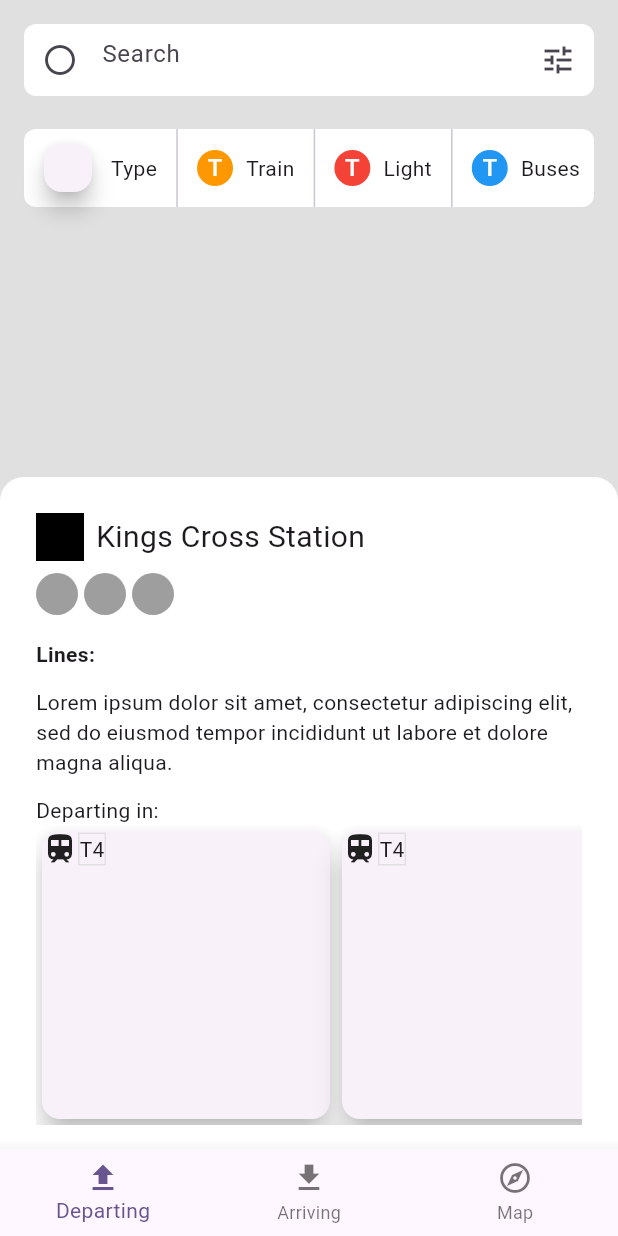
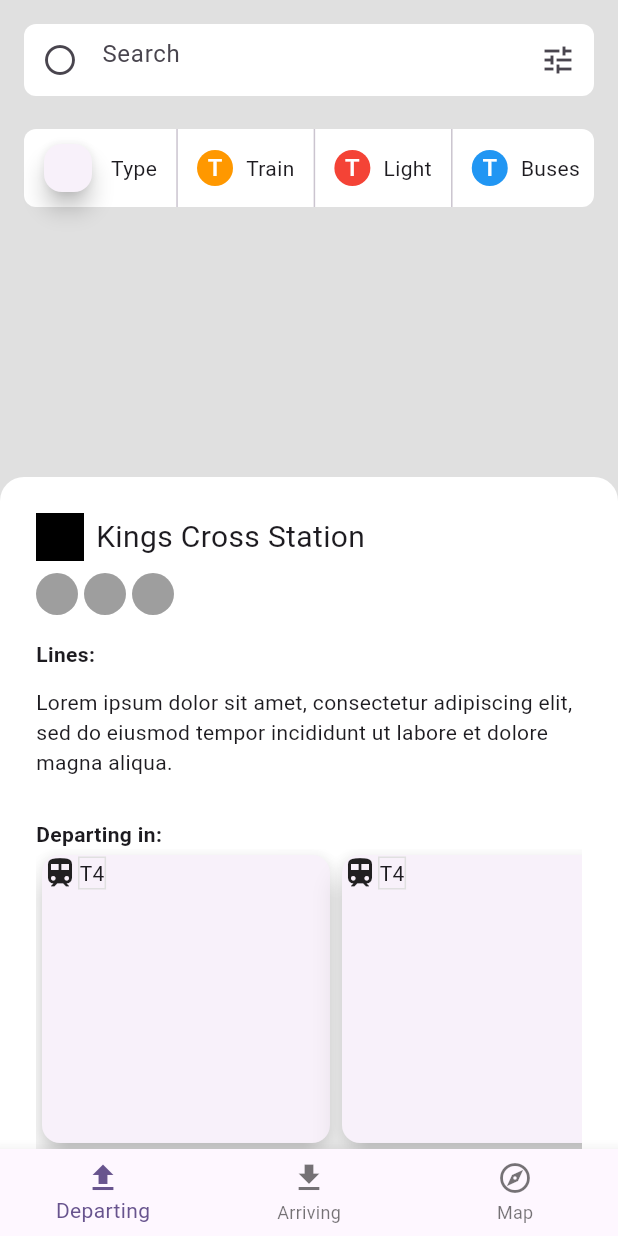
Before and after one commit to JAICHANGPARK/flutter_notebook_chapter_33, a Flutter app: the TransportMainPage screen opened directly, on a phone screen of 412 x 824 dp. Run offline on Flutter 3.47's test engine with Material 2 defaults, Android fonts, the phone set to English and light mode, and no system bars; our stand-ins replace dots_indicator, gap.

Commit message:
Update transport_main_page.dart

```diff
--- a/lib/ep1685_transport_app/views/transport_main_page.dart
+++ b/lib/ep1685_transport_app/views/transport_main_page.dart
@@ -170,7 +170,13 @@ class _TransportMainPageState extends State<TransportMainPage> {
                           "Lorem ipsum dolor sit amet, consectetur adipiscing elit, sed do eiusmod tempor incididunt ut labore et dolore magna aliqua.",
                         ),
                       ),
-                      Text("Departing in:"),
+                      SizedBox(
+                        height: 16,
+                      ),
+                      Text("Departing in:",
+                        style: TextStyle(
+                          fontWeight: FontWeight.bold,
+                        ),),
                       Container(
                         height: 200,
                         child: ListView.builder(
```
